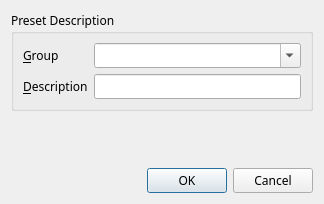
Before: the Qt Designer form sdrgui/gui/addpresetdialog.ui in f4exb/sdrangel, drawn with Qt 5.
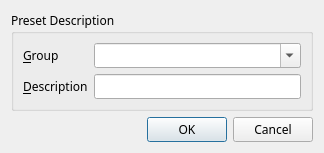
After: the same form once the commit is applied.

What changed in the file:
```diff
--- a/sdrgui/gui/addpresetdialog.ui
+++ b/sdrgui/gui/addpresetdialog.ui
@@ -7,7 +7,7 @@
     <x>0</x>
     <y>0</y>
     <width>324</width>
-    <height>204</height>
+    <height>137</height>
    </rect>
   </property>
   <property name="font">
@@ -59,19 +59,6 @@
      </layout>
     </widget>
    </item>
-   <item>
-    <spacer name="verticalSpacer">
-     <property name="orientation">
-      <enum>Qt::Vertical</enum>
-     </property>
-     <property name="sizeHint" stdset="0">
-      <size>
-       <width>20</width>
-       <height>40</height>
-      </size>
-     </property>
-    </spacer>
-   </item>
    <item>
     <widget class="QDialogButtonBox" name="buttonBox">
      <property name="orientation">
```
